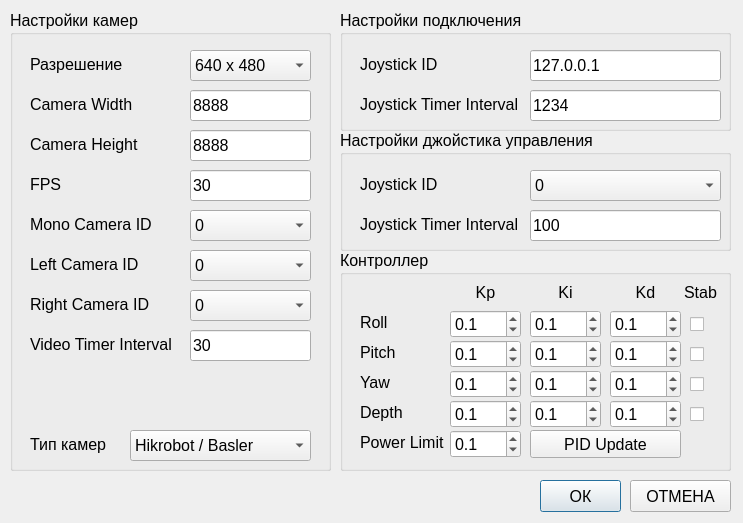
The window that SevROVWorkstation/settingswindow.ui (valabsoft/auv-chersonese) describes before a commit, drawn with Qt 5.
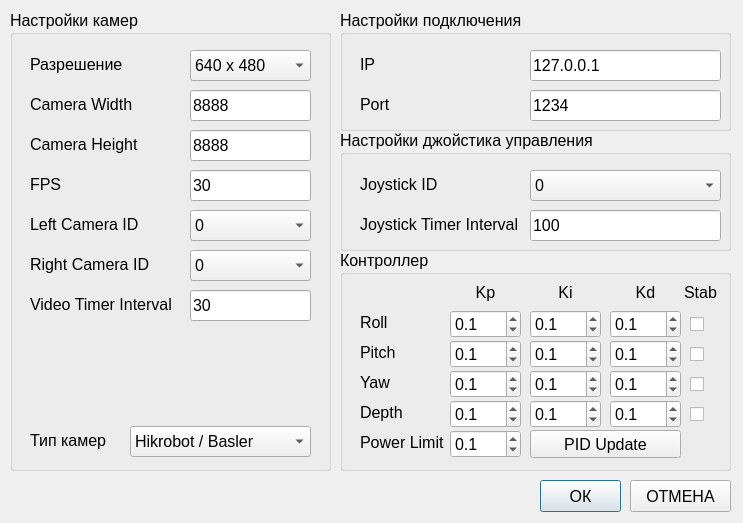
The same window after the commit.

The edit to the form file:
```diff
--- a/SevROVWorkstation/settingswindow.ui
+++ b/SevROVWorkstation/settingswindow.ui
@@ -232,72 +232,11 @@
      <set>Qt::AlignLeading|Qt::AlignLeft|Qt::AlignVCenter</set>
     </property>
    </widget>
-   <widget class="QComboBox" name="cbCameraMonoID">
-    <property name="geometry">
-     <rect>
-      <x>180</x>
-      <y>200</y>
-      <width>121</width>
-      <height>31</height>
-     </rect>
-    </property>
-    <item>
-     <property name="text">
-      <string>0</string>
-     </property>
-    </item>
-    <item>
-     <property name="text">
-      <string>1</string>
-     </property>
-    </item>
-    <item>
-     <property name="text">
-      <string>2</string>
-     </property>
-    </item>
-    <item>
-     <property name="text">
-      <string>3</string>
-     </property>
-    </item>
-    <item>
-     <property name="text">
-      <string>4</string>
-     </property>
-    </item>
-    <item>
-     <property name="text">
-      <string>5</string>
-     </property>
-    </item>
-   </widget>
-   <widget class="QLabel" name="lbFPS_2">
-    <property name="geometry">
-     <rect>
-      <x>20</x>
-      <y>204</y>
-      <width>150</width>
-      <height>21</height>
-     </rect>
-    </property>
-    <property name="font">
-     <font>
-      <pointsize>12</pointsize>
-     </font>
-    </property>
-    <property name="text">
-     <string>Mono Camera ID</string>
-    </property>
-    <property name="alignment">
-     <set>Qt::AlignLeading|Qt::AlignLeft|Qt::AlignVCenter</set>
-    </property>
-   </widget>
    <widget class="QLabel" name="lbFPS_3">
     <property name="geometry">
      <rect>
       <x>20</x>
-      <y>244</y>
+      <y>204</y>
       <width>150</width>
       <height>21</height>
      </rect>
@@ -318,7 +257,7 @@
     <property name="geometry">
      <rect>
       <x>180</x>
-      <y>240</y>
+      <y>200</y>
       <width>121</width>
       <height>31</height>
      </rect>
@@ -358,7 +297,7 @@
     <property name="geometry">
      <rect>
       <x>20</x>
-      <y>284</y>
+      <y>244</y>
       <width>150</width>
       <height>21</height>
      </rect>
@@ -379,7 +318,7 @@
     <property name="geometry">
      <rect>
       <x>180</x>
-      <y>280</y>
+      <y>240</y>
       <width>121</width>
       <height>31</height>
      </rect>
@@ -419,7 +358,7 @@
     <property name="geometry">
      <rect>
       <x>20</x>
-      <y>324</y>
+      <y>284</y>
       <width>150</width>
       <height>21</height>
      </rect>
@@ -440,7 +379,7 @@
     <property name="geometry">
      <rect>
       <x>180</x>
-      <y>320</y>
+      <y>280</y>
       <width>121</width>
       <height>31</height>
      </rect>
@@ -456,7 +395,7 @@
     <property name="geometry">
      <rect>
       <x>20</x>
-      <y>424</y>
+      <y>420</y>
       <width>101</width>
       <height>21</height>
      </rect>
@@ -477,7 +416,7 @@
     <property name="geometry">
      <rect>
       <x>120</x>
-      <y>420</y>
+      <y>416</y>
       <width>181</width>
       <height>31</height>
      </rect>
@@ -1164,7 +1103,7 @@
      </font>
     </property>
     <property name="text">
-     <string>Joystick ID</string>
+     <string>IP</string>
     </property>
    </widget>
    <widget class="QLabel" name="lbConnectionPort">
@@ -1182,7 +1121,7 @@
      </font>
     </property>
     <property name="text">
-     <string>Joystick Timer Interval</string>
+     <string>Port</string>
     </property>
     <property name="alignment">
      <set>Qt::AlignLeading|Qt::AlignLeft|Qt::AlignVCenter</set>
```
Left out of the diff: 1 changed line with no effect on the pictures.
